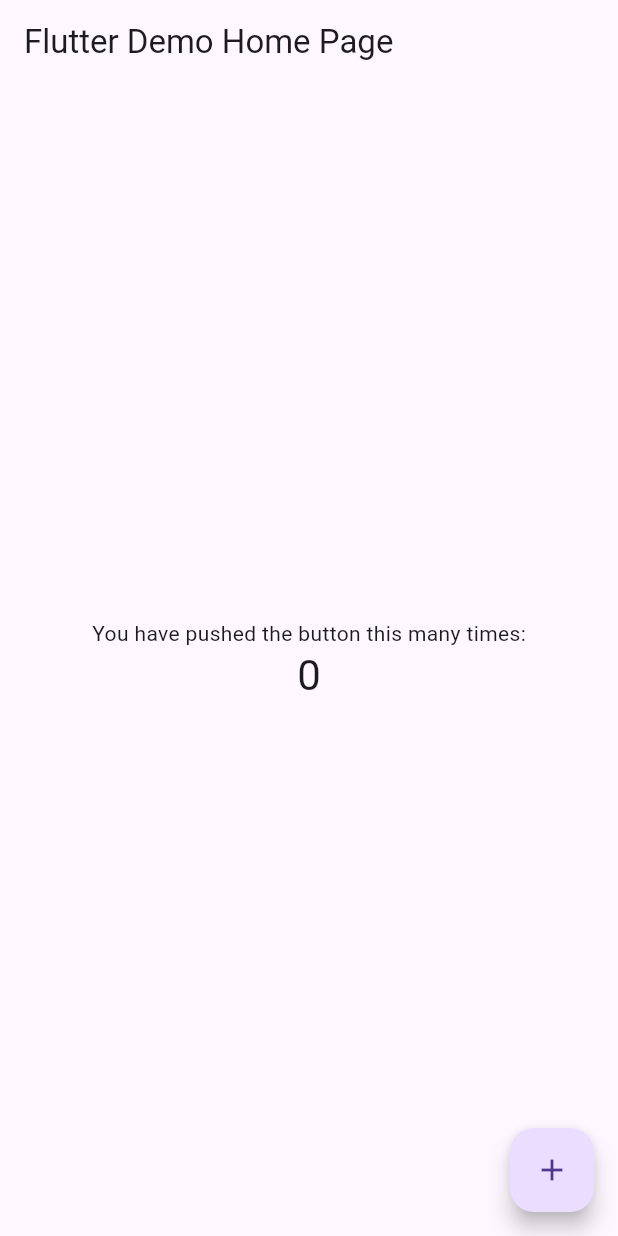
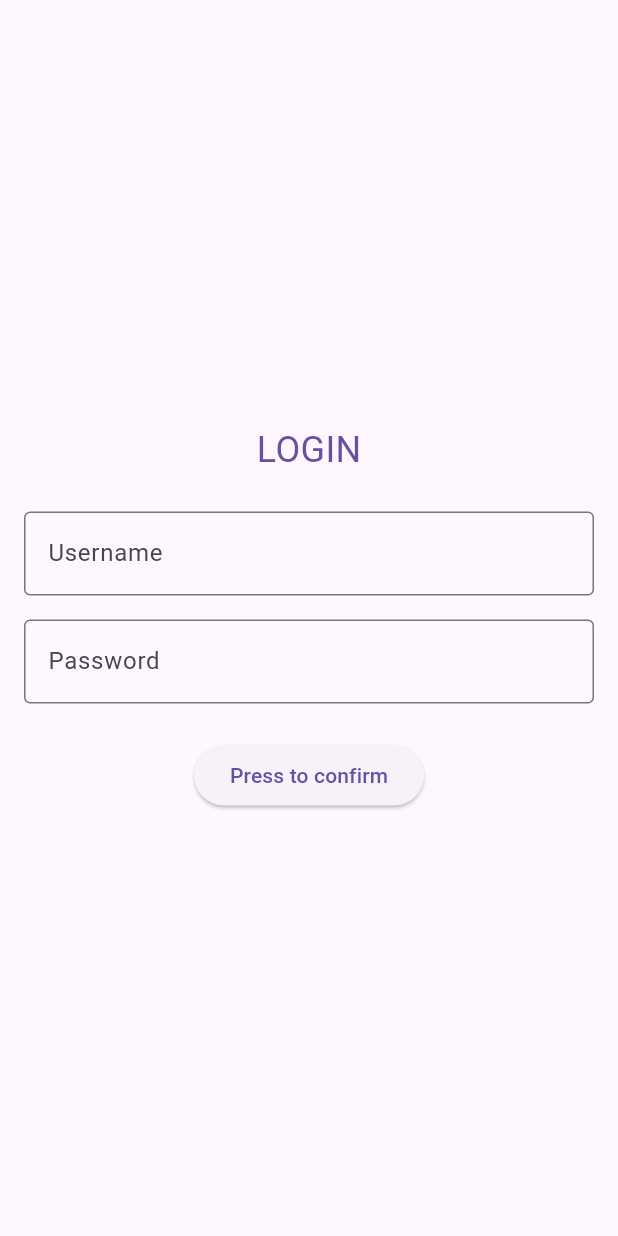
Before and after one commit to Sabra-xD/Threads-Replica, a Flutter app: the screen it shows after launch, on a phone screen of 412 x 824 dp. Run offline on Flutter 3.47's test engine with Material 3 defaults, Android fonts, the phone set to English and light mode, and no system bars.

Commit message:
Sign in page created

```diff
--- /dev/null
+++ b/Frontend/threads_replica/lib/controller/signInController.dart
@@ -0,0 +1,25 @@
+import 'dart:convert';
+
+import 'package:http/http.dart' as http;
+
+Future<void> confirmSignIn(username, password) async {
+  const String url = "http://localhost:3000/api/users/login";
+
+  final Map<String, String> headers = {
+    'Content-Type': 'application/json',
+  };
+
+  final Map<String, String> data = {
+    'username': username,
+    'password': password,
+  };
+
+  final response = await http.post(Uri.parse(url),
+      headers: headers, body: json.encode(data));
+
+  if (response.statusCode == 200) {
+    print("Response Data:${response.body}");
+  } else {
+    print("Error: ${response.body}");
+  }
+}
--- a/Frontend/threads_replica/lib/main.dart
+++ b/Frontend/threads_replica/lib/main.dart
@@ -1,4 +1,6 @@
 import 'package:flutter/material.dart';
+import 'package:threads_replica/utils/colors.dart';
+import 'package:threads_replica/views/signIn.dart';
 
 void main() {
   runApp(const MyApp());
@@ -69,31 +71,6 @@ class _MyHomePageState extends State<MyHomePage> {
     // The Flutter framework has been optimized to make rerunning build methods
     // fast, so that you can just rebuild anything that needs updating rather
     // than having to individually change instances of widgets.
-    return Scaffold(
-      appBar: AppBar(
-        // Here we take the value from the MyHomePage object that was created by
-        // the App.build method, and use it to set our appbar title.
-        title: Text(widget.title),
-      ),
-      body: Center(
-        child: Column(
-          mainAxisAlignment: MainAxisAlignment.center,
-          children: <Widget>[
-            const Text(
-              'You have pushed the button this many times:',
-            ),
-            Text(
-              '$_counter',
-              style: Theme.of(context).textTheme.headlineMedium,
-            ),
-          ],
-        ),
-      ),
-      floatingActionButton: FloatingActionButton(
-        onPressed: _incrementCounter,
-        tooltip: 'Increment',
-        child: const Icon(Icons.add),
-      ), // This trailing comma makes auto-formatting nicer for build methods.
-    );
+    return SignIn();
   }
 }
--- /dev/null
+++ b/Frontend/threads_replica/lib/views/signIn.dart
@@ -0,0 +1,75 @@
+import 'package:flutter/material.dart';
+import 'package:threads_replica/controller/signInController.dart';
+
+class SignIn extends StatelessWidget {
+  final TextEditingController username = TextEditingController();
+  final TextEditingController password = TextEditingController();
+  final GlobalKey<FormState> _formKey = GlobalKey<FormState>();
+
+  SignIn({Key? key}) : super(key: key);
+
+  @override
+  Widget build(BuildContext context) {
+    return Scaffold(
+      body: Center(
+        child: Padding(
+          padding: const EdgeInsets.all(16.0),
+          child: Form(
+            key: _formKey,
+            child: Column(
+              mainAxisAlignment: MainAxisAlignment.center,
+              children: [
+                Text(
+                  'LOGIN',
+                  style: TextStyle(
+                    fontSize: 24,
+                    color: Theme.of(context).primaryColor,
+                  ),
+                ),
+                const SizedBox(height: 24),
+                TextFormField(
+                  controller: username,
+                  decoration: const InputDecoration(
+                    labelText: 'Username',
+                    border: OutlineInputBorder(),
+                  ),
+                  validator: (value) {
+                    if (value == null || value.isEmpty) {
+                      return 'Username is required';
+                    }
+                    return null;
+                  },
+                ),
+                const SizedBox(height: 16),
+                TextFormField(
+                  controller: password,
+                  obscureText: true,
+                  decoration: const InputDecoration(
+                    labelText: 'Password',
+                    border: OutlineInputBorder(),
+                  ),
+                  validator: (value) {
+                    if (value == null || value.isEmpty) {
+                      return 'Password is required';
+                    }
+                    return null;
+                  },
+                ),
+                const SizedBox(height: 24),
+                ElevatedButton(
+                  onPressed: () {
+                    if (_formKey.currentState!.validate()) {
+                      // If both fields are valid, perform your action.
+                      confirmSignIn(username.text, password.text);
+                    }
+                  },
+                  child: const Text("Press to confirm"),
+                ),
+              ],
+            ),
+          ),
+        ),
+      ),
+    );
+  }
+}
--- a/Frontend/threads_replica/pubspec.yaml
+++ b/Frontend/threads_replica/pubspec.yaml
@@ -35,6 +35,7 @@ dependencies:
   # The following adds the Cupertino Icons font to your application.
   # Use with the CupertinoIcons class for iOS style icons.
   cupertino_icons: ^1.0.2
+  http: ^1.1.0
 
 dev_dependencies:
   flutter_test:
```
Also changed, not shown: Frontend/threads_replica/pubspec.lock, 2 other files.
